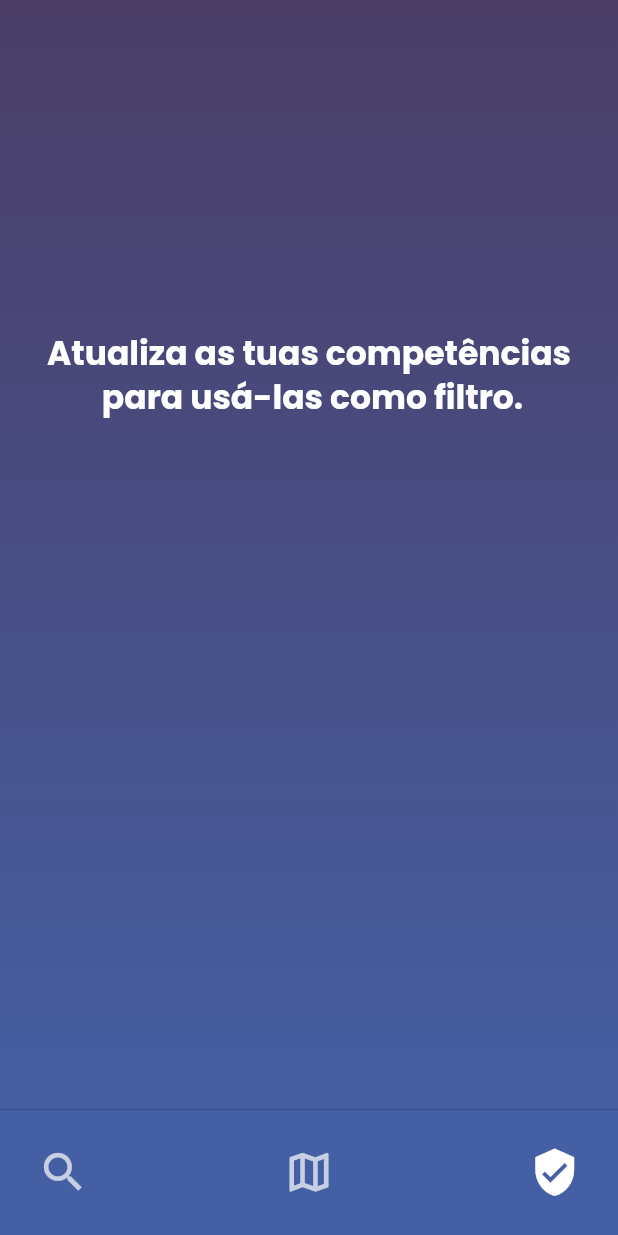
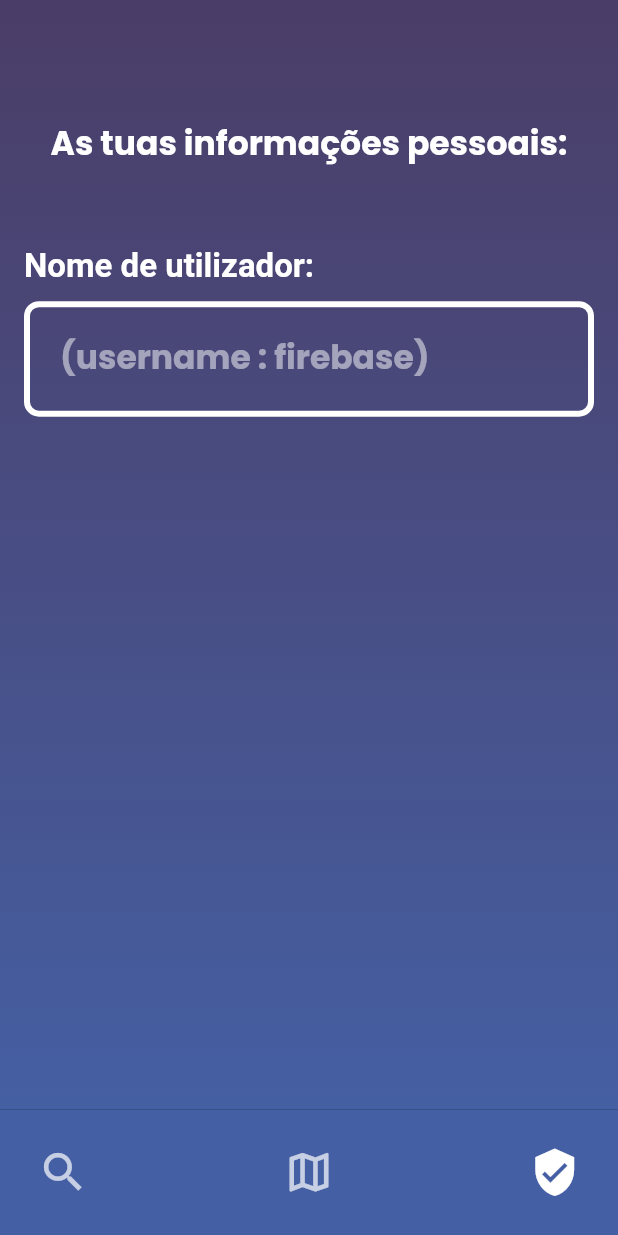
Before and after one commit to AndreSantos03/Y2S2-SoftwareEngineer, a Flutter app: the screen it shows after launch, item 3 of the bottom bar chosen, on a phone screen of 412 x 824 dp. Run offline on Flutter 3.47's test engine with Material 2 defaults, Android fonts, the phone set to English and light mode, and no system bars; drawn by our look-alikes of google_nav_bar; our stand-ins replace equatable, google_fonts; missing offline and left inert: dart_numerics; network calls fail.

Commit message:
inputTextBoxWidget
Made a widget that allow user to write text inside. Able to personalise the top text and hint text.

```diff
--- a/app/lib/views/pages/user-screen.dart
+++ b/app/lib/views/pages/user-screen.dart
@@ -1,12 +1,12 @@
 import 'package:flutter/material.dart';
 import 'package:myapp/views/widgets/navBar.dart';
 import 'package:myapp/views/widgets/gradientBackground.dart';
-import 'map-screen.dart';
-import 'offers-screen.dart';
 import 'package:myapp/utils.dart';
+import 'package:myapp/views/widgets/inputTextBoxWidget.dart';
 
 class UserScreen extends StatelessWidget {
-  const UserScreen({super.key});
+  final TextEditingController usernameController = TextEditingController();
+  UserScreen({super.key});
 
   @override
   Widget build(BuildContext context) {
@@ -21,11 +21,11 @@ class UserScreen extends StatelessWidget {
             children: [
               GradientBackground(screenHeight: screenHeight),
               Positioned(
-                top: screenHeight * 0.27,
+                top: screenHeight * 0.1,
                 left: 0,
                 right: 0,
                 child: Text(
-                  'Atualiza as tuas competências \n para usá-las como filtro.',
+                  'As tuas informações pessoais:',
                   textAlign: TextAlign.center,
                   style: SafeGoogleFont(
                     'Poppins',
@@ -36,6 +36,12 @@ class UserScreen extends StatelessWidget {
                   ),
                 ),
               ),
+            Positioned(
+              top: screenHeight * 0.2,
+                left: 0,
+                right: 0,
+                child: InputTextBox(controller: usernameController, topText: 'Nome de utilizador:', hintText: '(username : firebase)',)
+            ),
             ],
           ),
       backgroundColor: Colors.black,
--- /dev/null
+++ b/app/lib/views/widgets/inputTextBoxWidget.dart
@@ -0,0 +1,67 @@
+import 'package:flutter/material.dart';
+
+class InputTextBox extends StatelessWidget {
+  final TextEditingController controller;
+  final String topText;
+  final String hintText;
+
+  const InputTextBox({Key? key, required this.controller, required this.topText, required this.hintText}) : super(key: key);
+
+  @override
+  Widget build(BuildContext context) {
+
+    double screenWidth = MediaQuery.of(context).size.width;
+    double screenHeight = MediaQuery.of(context).size.height;
+
+    return Padding(
+      padding: const EdgeInsets.symmetric(horizontal: 16.0),
+      child: Column(
+        crossAxisAlignment: CrossAxisAlignment.start,
+        children: [
+          Padding(
+            padding: const EdgeInsets.only(bottom: 10.0),
+            child: Text(
+              topText,
+              style: const TextStyle(
+                color: Colors.white,
+                fontSize: 22,
+                fontWeight: FontWeight.bold,
+              ),
+            ),
+          ),
+          Container(
+            decoration: BoxDecoration(
+              border: Border.all(
+                color: Colors.white,
+                width: 4.0,
+              ),
+              borderRadius: BorderRadius.circular(10.0),
+              color: Colors.transparent,
+            ),
+            padding: const EdgeInsets.all(20.0),
+            child: TextField(
+              controller: controller,
+              style: const TextStyle(
+                fontFamily: 'Poppins',
+                fontSize: 22,
+                fontWeight: FontWeight.w700,
+                height: 1.3,
+                color: Color(0xffffffff),
+              ),
+              decoration: InputDecoration.collapsed(
+                hintText: hintText,
+                hintStyle: const TextStyle(
+                  fontFamily: 'Poppins',
+                  fontSize: 22,
+                  fontWeight: FontWeight.w700,
+                  height: 1.3,
+                  color: Color.fromRGBO(255, 255, 255, 0.5),
+                ),
+              ),
+            ),
+          ),
+        ],
+      ),
+    );
+  }
+}
--- a/app/lib/views/widgets/navBar.dart
+++ b/app/lib/views/widgets/navBar.dart
@@ -50,7 +50,7 @@ class _NavBarState extends State<NavBar> {
           onPressed: () {
             Navigator.push(
               context,
-              MaterialPageRoute(builder: (context) => const UserScreen()),
+              MaterialPageRoute(builder: (context) => UserScreen()),
             );
           },
         ),
```
